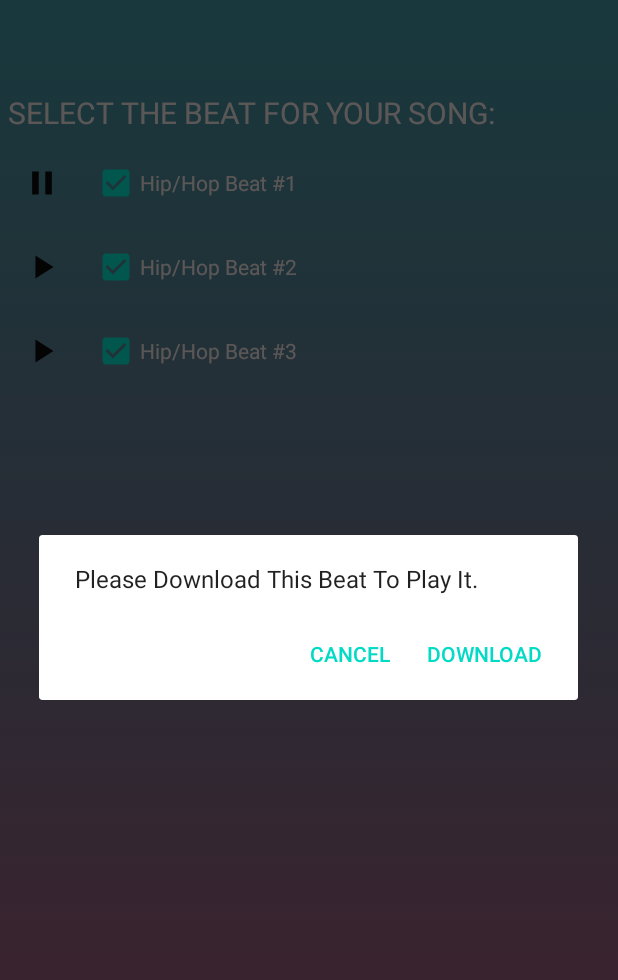
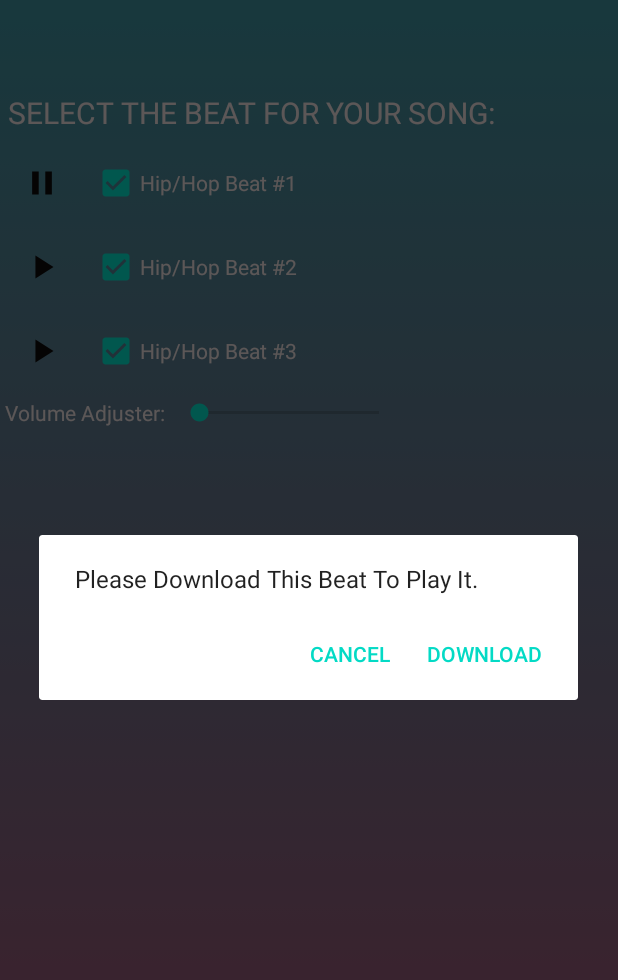
Before and after one commit to jtclapp/MApp, an Android app: the BeatPage1 screen opened directly, with no data from a screen before it, after a tap on an icon or button, on a phone screen of 412 x 824 dp. Shown: the top 980 px of the screen. Run offline under Robolectric (Android 15) with nearby library versions, the phone set to English and light mode, and no system bars; 3 other taps on this screen came first.

Commit message:
Started working with mediaplayer.setVolume()

```diff
--- a/app/src/main/java/com/example/musicapp/BeatPage1.java
+++ b/app/src/main/java/com/example/musicapp/BeatPage1.java
@@ -2,13 +2,16 @@ package com.example.musicapp;
 import android.content.Context;
 import android.content.DialogInterface;
 import android.content.Intent;
+import android.media.AudioManager;
 import android.media.MediaPlayer;
 import android.net.ConnectivityManager;
 import android.net.NetworkInfo;
 import android.os.Bundle;
 import android.os.Environment;
 import android.view.View;
+import android.widget.Button;
 import android.widget.CheckBox;
+import android.widget.SeekBar;
 import android.widget.ToggleButton;
 
 import androidx.appcompat.app.AlertDialog;
@@ -24,6 +27,8 @@ public class BeatPage1 extends AppCompatActivity {
     CheckBox checkBox3;
     ToggleButton T1, T2, T3;
     int check;
+    SeekBar volumeadj;
+    float setVolume;
 
     @Override
     protected void onCreate(Bundle savedInstanceState) {
@@ -132,6 +137,8 @@ public class BeatPage1 extends AppCompatActivity {
                 }
             }
         });
+        volumeadj = findViewById(R.id.Volume);
+        setVolume = (float) volumeadj.getProgress() / 50;
     }
 
     public void openMainAct5() {
@@ -146,15 +153,17 @@ public class BeatPage1 extends AppCompatActivity {
         if (check == 3) {
             intent.putExtra("check", 3);
         }
+        intent.putExtra("setvolume",setVolume);
         startActivity(intent);
     }
 
     public void play() {
-
             if (player != null) {
                 stopPlayer();
             }
             player = new MediaPlayer();
+            setVolume = (float) volumeadj.getProgress() / 50;
+            if (setVolume < 0.1) {setVolume = 0.1f;}
             try {
                 player.setDataSource(String.valueOf(path));
                 player.setOnPreparedListener(new MediaPlayer.OnPreparedListener() {
@@ -164,6 +173,7 @@ public class BeatPage1 extends AppCompatActivity {
                     }
                 });
                 player.prepare();
+                player.setVolume(setVolume,setVolume);
             }
             catch (IOException e)
             {
--- a/app/src/main/java/com/example/musicapp/MainActivity4.java
+++ b/app/src/main/java/com/example/musicapp/MainActivity4.java
@@ -255,8 +255,11 @@ public class MainActivity4 extends AppCompatActivity {
 
         Intent myintent2 = getIntent();
         int svalue = myintent2.getIntExtra("svalue", 0);
+        Intent myintent3 = getIntent();
+        float volume = myintent3.getFloatExtra("volume",0);
 
         i.putExtra("svalue", svalue);
+        i.putExtra("volume",volume);
         startActivity(i);
     }
 
--- a/app/src/main/java/com/example/musicapp/MainActivity5.java
+++ b/app/src/main/java/com/example/musicapp/MainActivity5.java
@@ -364,7 +364,9 @@ public class MainActivity5 extends AppCompatActivity {
     }
     public void SetRecord(View view) {
         Intent myintent = getIntent();
+        Intent myintent2 = getIntent();
         int svalue = myintent.getIntExtra("check", 0);
+        float volume = myintent2.getFloatExtra("setVolume",0f);
         int sampleRateInHz = GetHZ();
         int shortSizeInBytes = Short.SIZE / Byte.SIZE;
         buffersizeinbytes = (int) (file.length() / shortSizeInBytes);
@@ -374,6 +376,7 @@ public class MainActivity5 extends AppCompatActivity {
         Intent intent = new Intent(this, FinalActivity.class);
         intent.putExtra("songtitle", songtitle);
         intent.putExtra("svalue", svalue);
+        intent.putExtra("volume",volume);
         intent.putExtra("sampleRateInHz", sampleRateInHz);
         intent.putExtra("buffersizeinbytes", buffersizeinbytes);
         intent.putExtra("path", path);
--- a/app/src/main/res/layout/beat1_activity.xml
+++ b/app/src/main/res/layout/beat1_activity.xml
@@ -96,4 +96,24 @@
 
     </LinearLayout>
 
+    <LinearLayout
+        android:id="@+id/progress_horizontal5"
+        android:layout_width="wrap_content"
+        android:layout_height="wrap_content"
+        android:orientation="horizontal">
+        <TextView
+            android:id="@+id/textView9"
+            android:layout_width="match_parent"
+            android:layout_height="wrap_content"
+            android:layout_margin="3dp"
+            android:textColor="#E6DADA"
+            android:text="Volume Adjuster:" />
+        <SeekBar
+            android:id="@+id/Volume"
+            android:layout_width="152dp"
+            android:layout_margin="3dp"
+            android:layout_height="wrap_content"
+            android:layout_gravity="center" />
+
+    </LinearLayout>
 </LinearLayout>
```
Also changed, not shown: app/src/main/java/com/example/musicapp/FinalActivity.java (+5 -21 lines).
